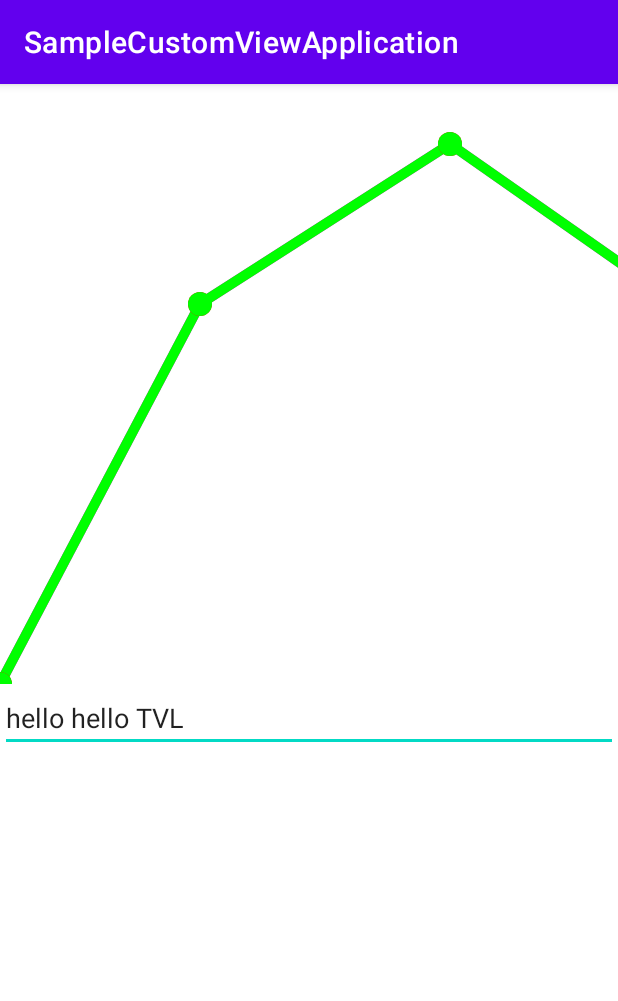
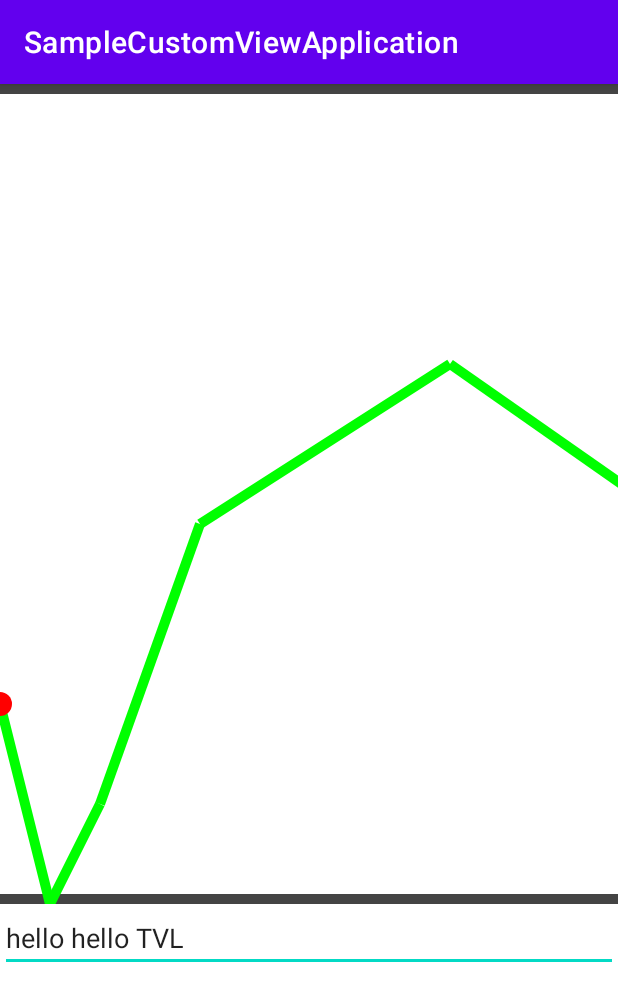
Before and after one commit to asifddlks/SampleCustomViewApplication, an Android app: the screen it shows after launch (CustomViewActivity), on a phone screen of 412 x 824 dp. Shown: the top 1001 px of the screen. Run offline under Robolectric (Android 15) with nearby library versions, the phone set to English and light mode, and no system bars.

Commit message:
set height

```diff
--- a/app/src/main/java/com/asifddlks/samplecustomviewapplication/CustomViewActivity.kt
+++ b/app/src/main/java/com/asifddlks/samplecustomviewapplication/CustomViewActivity.kt
@@ -29,11 +29,15 @@ class CustomViewActivity : AppCompatActivity() {
         customChartView.draw()*/
 
         val dataList:MutableList<ChartModel> = ArrayList()
-        dataList.add(ChartModel(0f,0f))
+
+        dataList.add(ChartModel(0f,200f))
+        dataList.add(ChartModel(50f,0f))
+        dataList.add(ChartModel(100f,100f))
         dataList.add(ChartModel(200f, 380f   ))
         dataList.add(ChartModel(450f,540f, ))
         dataList.add(ChartModel(650f,400f ))
-        dataList.add(ChartModel(850f,720f,))
+        dataList.add(ChartModel(850f,820f,))
+        dataList.add(ChartModel(950f,720f,))
 
         customChartView.drawChart(dataList)
         multiTouchView.drawChart(dataList)
@@ -51,13 +55,13 @@ class CustomViewActivity : AppCompatActivity() {
         val jsonObject = jsonString?.let { JSONObject(it) }
         val dataJSONArray = jsonObject?.getJSONArray("data")
 
-        for (i in 0 until (dataJSONArray?.length() ?: 0)) {
+        for (i in 0 until (10 ?: 0)) {
             val jsonObjectDataItem = dataJSONArray!!.getJSONObject(i)
 
             val time:String = jsonObjectDataItem.getString("time")
             val closePrice:Double = jsonObjectDataItem.getDouble("close")
 
-            list.add(ChartModel(i.toFloat()*10,closePrice.toFloat()*10))
+            list.add(ChartModel(i.toFloat()*100,closePrice.toFloat()))
         }
         return list
     }
--- a/app/src/main/java/com/asifddlks/samplecustomviewapplication/customView/CustomChartView.kt
+++ b/app/src/main/java/com/asifddlks/samplecustomviewapplication/customView/CustomChartView.kt
@@ -18,6 +18,11 @@ class CustomChartView:View {
 
     var dataList:List<ChartModel> = ArrayList()
 
+    var upperLimit: Float = 0f
+    var lowerLimit: Float = Float.MAX_VALUE
+
+    var constraintDifference = 0f
+
     constructor(context: Context, attrs: AttributeSet):super(context,attrs){
         //paint.color = Color.BLUE
     }
@@ -27,107 +32,61 @@ class CustomChartView:View {
 
         val parentWidth = MeasureSpec.getSize(widthMeasureSpec)
         val parentHeight = MeasureSpec.getSize(heightMeasureSpec)
-        setMeasuredDimension(parentWidth,parentHeight)
+        setMeasuredDimension(parentWidth,(upperLimit.toInt()-lowerLimit.toInt()))
     }
 
     override fun onDraw(canvas: Canvas) {
 
         canvas.drawColor(Color.WHITE)
 
+        constraintDifference = height - upperLimit
+        //constraintDifference = 0f
+
+        //move canvas to lower limit
+        //canvas.save()
+        //canvas.translate(0f,lowerLimit+constraintDifference)
+        //canvas.scale(2.5f,2.5f)
+
+        paint.color = Color.DKGRAY
+        paint.strokeWidth = 20f
+        canvas.drawLine(0f, height - (upperLimit + constraintDifference), width.toFloat(), height - (upperLimit + constraintDifference), paint)
+        canvas.drawLine(0f, height - (lowerLimit + constraintDifference), width.toFloat(), height - (lowerLimit + constraintDifference), paint)
+
         for (i in dataList.indices){
-            paint.color = Color.MAGENTA
+            paint.color = Color.GREEN
             paint.strokeWidth = 10f
 
             if (i == 0) {
-                canvas.drawLine(
-                    dataList[i].x,
-                    height-dataList[i].y, dataList[i + 1].x, height-dataList[i + 1].y, paint
-                )
-                paint.color = Color.GREEN
-                canvas.drawLine(
-                    dataList[i].x,
-                    height-dataList[i].y, dataList[i + 1].x, height-dataList[i + 1].y, paint
-                )
+                //Draw First Line
+                val startX = dataList[i].x
+                val startY = height-(dataList[i].y + constraintDifference)
+                val stopX = dataList[i + 1].x
+                val stopY = height-(dataList[i + 1].y + constraintDifference)
+
+                canvas.drawLine(startX, startY, stopX, stopY, paint)
+
                 paint.color = Color.RED
-                canvas.drawCircle(dataList[i].x, height-dataList[i].y, 12f, paint)
-                paint.color = Color.GREEN
-                canvas.drawCircle(dataList[i].x, height-dataList[i].y, 12f, paint)
+                canvas.drawCircle(startX, startY, 12f, paint)
             } else if (i > 0 && i < dataList.size - 1) {
-                canvas.drawLine(
-                    dataList[i].x,
-                    height-dataList[i].y, dataList[i + 1].x, height-dataList[i + 1].y, paint
-                )
+                //Draw Middle Lines
+
+                val startX = dataList[i].x
+                val startY = height-(dataList[i].y+constraintDifference)
+                val stopX = dataList[i + 1].x
+                val stopY = height-(dataList[i + 1].y + constraintDifference)
+                canvas.drawLine(startX, startY, stopX, stopY, paint)
+            } else if (i == dataList.size - 1) {
+                ////Draw Last Line -- END POINT
+
+                val startX = dataList[i].x
+                val startY = height-(dataList[i].y + constraintDifference)
+
                 paint.color = Color.RED
-                canvas.drawCircle(dataList[i].x, height-dataList[i].y, 12f, paint)
-                paint.color = Color.GREEN
-                canvas.drawLine(
-                    dataList[i].x,
-                    height-dataList[i].y, dataList[i + 1].x, height-dataList[i + 1].y, paint
-                )
-                paint.color = Color.GREEN
-                canvas.drawCircle(dataList[i].x, height-dataList[i].y, 12f, paint)
-            } else if (i == dataList.size - 1) {
-                paint.color = Color.RED
-                canvas.drawCircle(dataList[i].x, height-dataList[i].y, 12f, paint)
-                paint.color = Color.GREEN
-                canvas.drawCircle(dataList[i].x, height-dataList[i].y, 12f, paint)
+                canvas.drawCircle(startX, startY, 12f, paint)
             }
         }
 
-        /*canvas.drawColor(Color.WHITE)
-        paint.color = Color.GRAY
-        paint.textSize = 50f
-        paint.textAlign = Paint.Align.CENTER
-        canvas.drawText("HelloWorld", width.toFloat()/2, height.toFloat()-context.resources.displayMetrics.density*20, paint)
-        val xStopPointsLine1 = floatArrayOf(0f, 200.1f, 450.5f, 650f, 850f)
-        val yStopPointsLine1 = floatArrayOf(100f, 380f, 540f, 400f, 720f)
-        val xStopPointsLine2 = floatArrayOf(20f, 170.1f, 350.5f, 480f, 650f)
-        val yStopPointsLine2 = floatArrayOf(200f, 480f, 240f, 600f, 380f)
-
-        if(isDraw){
-            paint.color = Color.MAGENTA
-            canvas.drawLine(0f, 0f, 400f, height.toFloat(), paint)
-        }
-
-        for (i in yStopPointsLine1.indices) {
-            paint.color = Color.GRAY
-            paint.strokeWidth = 8f
-            if (i == 0) {
-                canvas.drawLine(
-                    xStopPointsLine1[i],
-                    yStopPointsLine1[i], xStopPointsLine1[i + 1], yStopPointsLine1[i + 1], paint
-                )
-                paint.color = Color.GREEN
-                canvas.drawLine(
-                    xStopPointsLine2[i],
-                    yStopPointsLine2[i], xStopPointsLine2[i + 1], yStopPointsLine2[i + 1], paint
-                )
-                paint.color = Color.RED
-                canvas.drawCircle(xStopPointsLine1[i], yStopPointsLine1[i], 12f, paint)
-                paint.color = Color.GREEN
-                canvas.drawCircle(xStopPointsLine2[i], yStopPointsLine2[i], 12f, paint)
-            } else if (i > 0 && i < yStopPointsLine1.size - 1) {
-                canvas.drawLine(
-                    xStopPointsLine1[i],
-                    yStopPointsLine1[i], xStopPointsLine1[i + 1], yStopPointsLine1[i + 1], paint
-                )
-                paint.color = Color.RED
-                canvas.drawCircle(xStopPointsLine1[i], yStopPointsLine1[i], 12f, paint)
-                paint.color = Color.GREEN
-                canvas.drawLine(
-                    xStopPointsLine2[i],
-                    yStopPointsLine2[i], xStopPointsLine2[i + 1], yStopPointsLine2[i + 1], paint
-                )
-                paint.color = Color.GREEN
-                canvas.drawCircle(xStopPointsLine2[i], yStopPointsLine2[i], 12f, paint)
-            } else if (i == yStopPointsLine1.size - 1) {
-                paint.color = Color.RED
-                canvas.drawCircle(xStopPointsLine1[i], yStopPointsLine1[i], 12f, paint)
-                paint.color = Color.GREEN
-                canvas.drawCircle(xStopPointsLine2[i], yStopPointsLine2[i], 12f, paint)
-            }
-        }*/
-
+        //canvas.restore()
 
     }
 
@@ -137,7 +96,13 @@ class CustomChartView:View {
 
     fun drawChart(dataList:List<ChartModel>){
         this.dataList = dataList
+
+        upperLimit = dataList.maxOf { it.y }
+        lowerLimit = dataList.minOf { it.y }
+
         invalidate()
     }
 
+
+
 }
--- a/app/src/main/java/com/asifddlks/samplecustomviewapplication/customView/MultiTouchView.kt
+++ b/app/src/main/java/com/asifddlks/samplecustomviewapplication/customView/MultiTouchView.kt
@@ -47,7 +47,7 @@ class MultiTouchView @JvmOverloads constructor(context: Context,
             paint.style = Paint.Style.FILL
             paint.color = Color.BLACK
             paint.textSize = 20f
-            canvas.drawText("x: ${findNearestPoint(x[1],dataList).x} y: ${findNearestPoint(x[1],dataList).y}",findNearestPoint(x[1],dataList).x+10,height-findNearestPoint(x[0],dataList).y,paint)
+            canvas.drawText("x: ${findNearestPoint(x[1],dataList).x} y: ${findNearestPoint(x[1],dataList).y}",findNearestPoint(x[1],dataList).x+10,height-findNearestPoint(x[1],dataList).y,paint)
         }
     }
 
```
